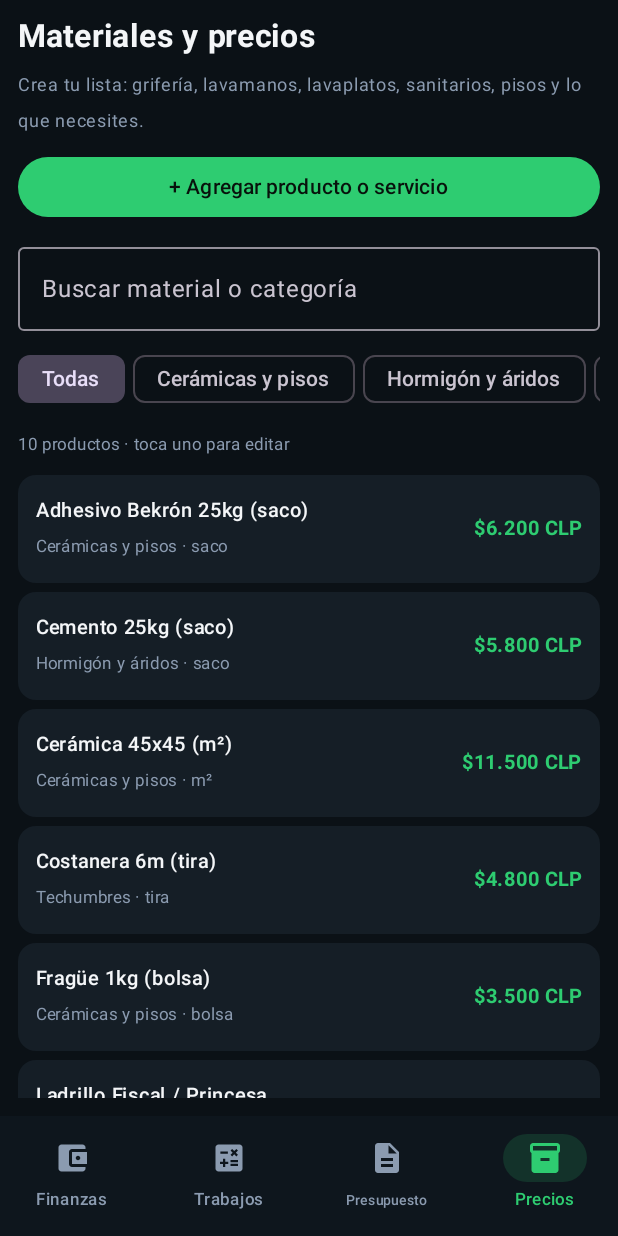
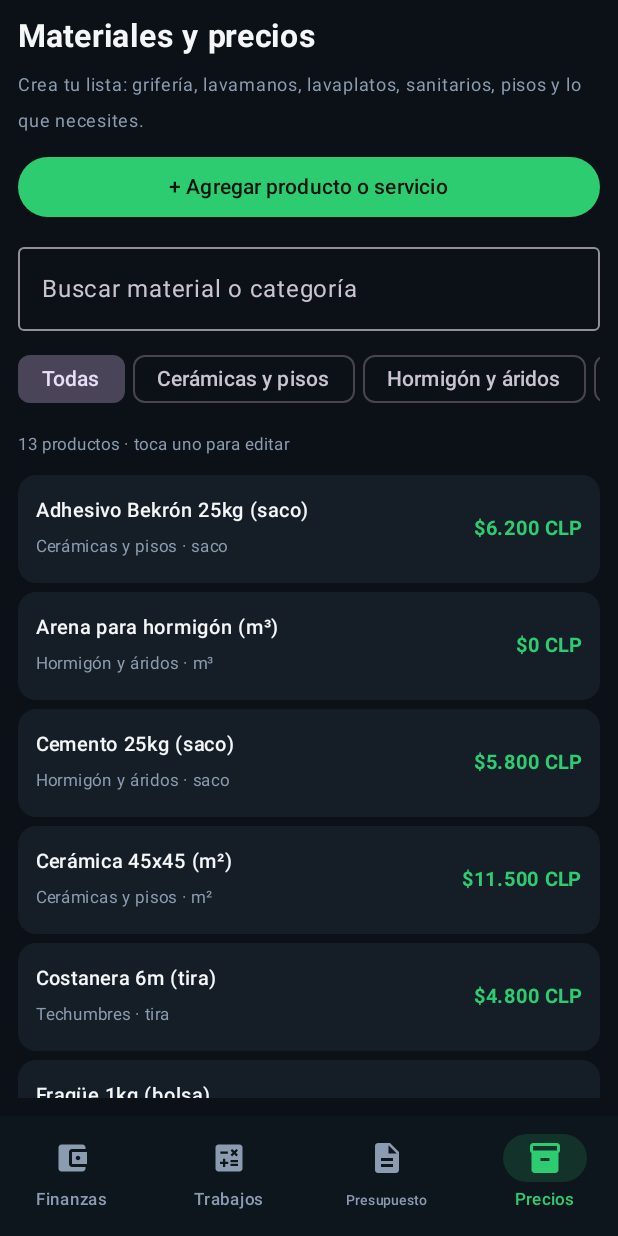
Before and after one commit to rarce-75-AI/CalculadoraPro, an Android app built with Jetpack Compose: the screen it shows after launch (MainActivity), item 4 of the bottom bar chosen, on a phone screen of 412 x 824 dp. Run offline under Robolectric (Android 15) with nearby library versions, the phone set to English and light mode, and no system bars.

Commit message:
Agregar arena grava y malla al catalogo editable sin precios ficticios

```diff
--- a/app/src/main/java/cl/rarce/calculadorapro/MainActivity.kt
+++ b/app/src/main/java/cl/rarce/calculadorapro/MainActivity.kt
@@ -132,7 +132,10 @@ fun CalculadoraProApp() {
             "Plancha Zinc Acanalada" to 9800,
             "Ladrillo Fiscal / Princesa" to 750,
             "Cemento 25kg (saco)" to 5800,
-            "Costanera 6m (tira)" to 4800
+            "Costanera 6m (tira)" to 4800,
+            "Arena para hormigón (m³)" to 0,
+            "Grava para hormigón (m³)" to 0,
+            "Malla electrosoldada (m²)" to 0
         ).apply {
             runCatching {
                 val saved = JSONObject(prefs.getString("precios", "{}"))
@@ -150,7 +153,9 @@ fun CalculadoraProApp() {
                 this[key] = saved.optString(key, when {
                     key.contains("Cerámica", true) || key.contains("Bekrón", true) ||
                         key.contains("Fragüe", true) -> "Cerámicas y pisos"
-                    key.contains("Cemento", true) || key.contains("Ladrillo", true) -> "Hormigón y áridos"
+                    key.contains("Cemento", true) || key.contains("Ladrillo", true) ||
+                        key.contains("Arena", true) || key.contains("Grava", true) ||
+                        key.contains("Malla electrosoldada", true) -> "Hormigón y áridos"
                     key.contains("Volcanita", true) || key.contains("Metalcon", true) -> "Tabiquería"
                     key.contains("Zinc", true) || key.contains("Costanera", true) -> "Techumbres"
                     else -> "Otros"
@@ -164,6 +169,7 @@ fun CalculadoraProApp() {
             preciosBase.keys.forEach { key ->
                 this[key] = saved.optString(key, when {
                     key.contains("m²") -> "m²"
+                    key.contains("m³") -> "m³"
                     key.contains("saco", true) -> "saco"
                     key.contains("bolsa", true) -> "bolsa"
                     key.contains("tira", true) -> "tira"
```
